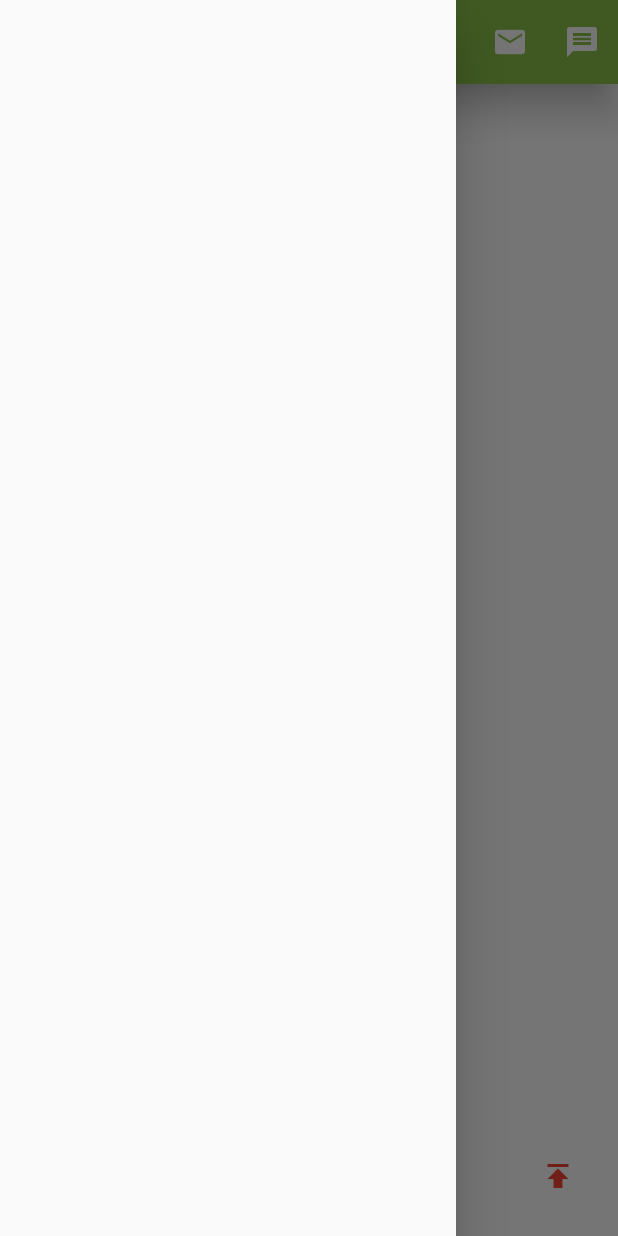
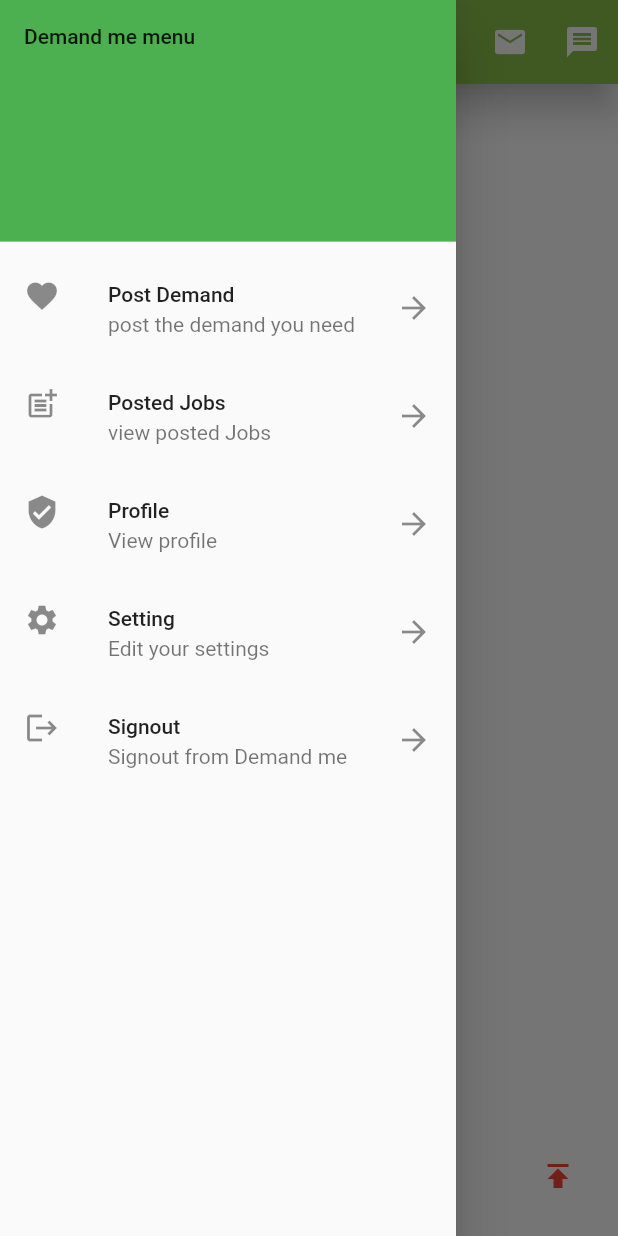
Before and after one commit to Geothomas1/Flutter.Dev, a Flutter app: the screen it shows after launch, with the side drawer open, on a phone screen of 412 x 824 dp. Run offline on Flutter 3.47's test engine with Material 2 defaults, Android fonts, the phone set to English and light mode, and no system bars.

Commit message:
Listtile sidemenu

```diff
--- a/flutter_application_1/lib/app.dart
+++ b/flutter_application_1/lib/app.dart
@@ -30,13 +30,55 @@ class App extends StatelessWidget {
           ],
         ),
         floatingActionButton: IconButton(
-          onPressed: ()=>{
-            print("Click on floting action button")
-          },
+          onPressed: () => {print("Click on floting action button")},
           icon: Icon(Icons.publish),
           color: Colors.red,
         ),
-        drawer: Drawer(),
+        drawer: Drawer(
+          child: ListView(
+            children: [
+              DrawerHeader(
+                child: Text("Demand me menu"),
+                decoration: BoxDecoration(color: Colors.green),
+              ),
+              ListTile(
+                title: Text("Post Demand"),
+                subtitle: Text("post the demand you need"),
+                onTap: () => {print("Post Demand pressed")},
+                leading: Icon(Icons.favorite),
+                trailing: Icon(Icons.arrow_forward),
+              ),
+              ListTile(
+                title: Text("Posted Jobs"),
+                subtitle: Text("view posted Jobs"),
+                onTap: () => {print("view Demand pressed")},
+                leading: Icon(Icons.post_add),
+                trailing: Icon(Icons.arrow_forward),
+              ),
+              ListTile(
+                title: Text("Profile"),
+                subtitle: Text("View profile"),
+                onTap: () => {print("Profile pressed")},
+                leading: Icon(Icons.verified_user),
+                trailing: Icon(Icons.arrow_forward),
+              ),
+              ListTile(
+                title: Text("Setting"),
+                subtitle: Text("Edit your settings"),
+                onTap: () => {print("Post Demand pressed")},
+                leading: Icon(Icons.settings),
+                trailing: Icon(Icons.arrow_forward),
+              ),
+              ListTile(
+                title: Text("Signout"),
+                subtitle: Text("Signout from Demand me"),
+                onTap: () => {print("Signout Demand pressed")},
+                leading: Icon(Icons.logout),
+                trailing: Icon(Icons.arrow_forward),
+              )
+            ],
+          ),
+        ),
       ),
     );
   }
```
